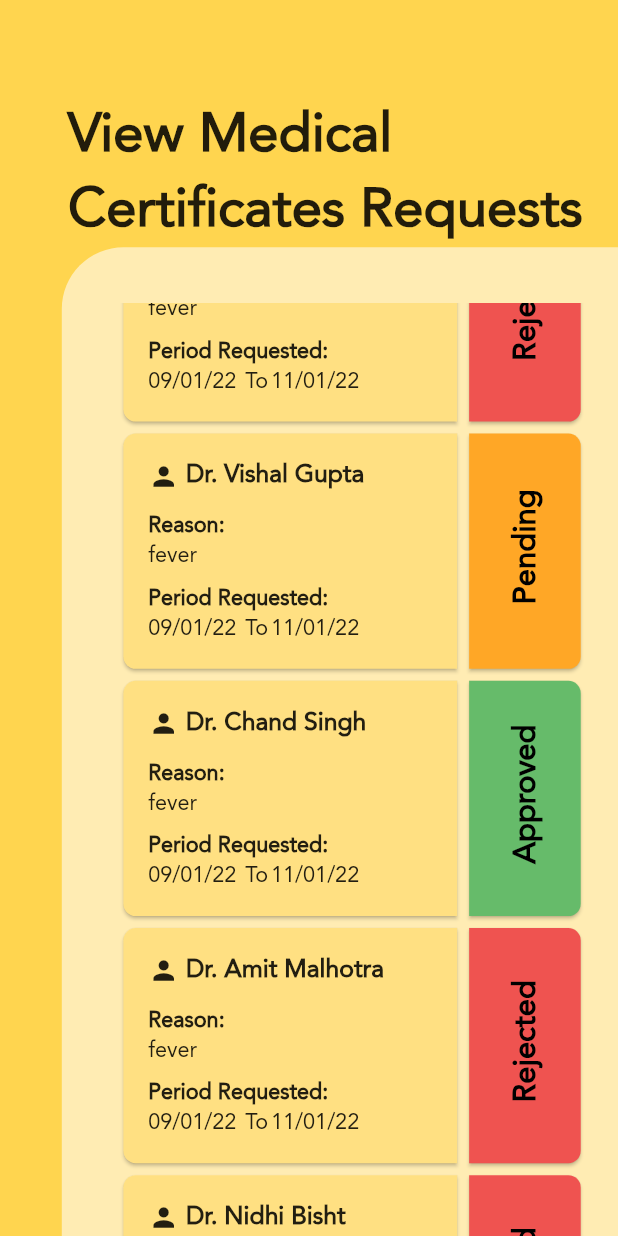
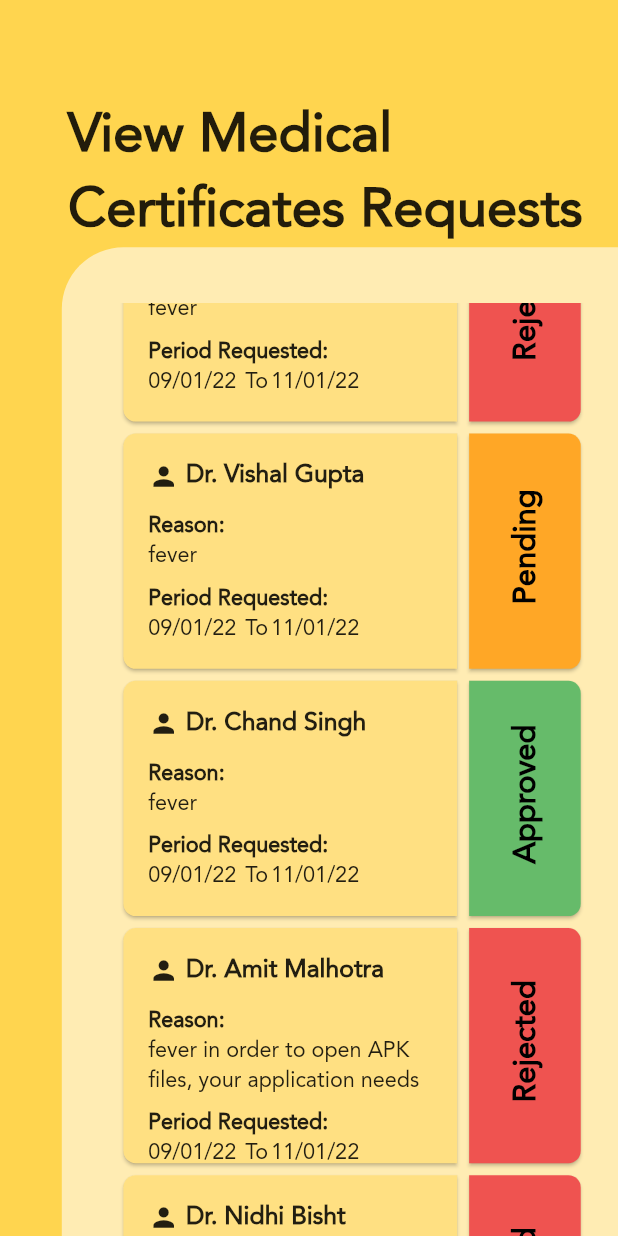
Before and after one commit to vishal-zx/LNM-Medical-Dispensary-Flutter, a Flutter app: the ViewMedCertReqs screen opened by its route, scrolled down 576 dp, on a phone screen of 412 x 824 dp. Run offline on Flutter 3.47's test engine with Material 2 defaults, Android fonts, the phone set to English and light mode, and no system bars; our stand-ins replace firebase_core, page_transition, shared_preferences; accounts and stored records are empty.

Commit message:
small change

```diff
--- a/lib/pages/patient/view_med_cert_reqs.dart
+++ b/lib/pages/patient/view_med_cert_reqs.dart
@@ -37,13 +37,13 @@ class _ViewMedCertReqsState extends State<ViewMedCertReqs> {
   final formKey = GlobalKey<FormState>();
 
   List<MedCertRequests> medCertsReqs = [
-      MedCertRequests('Vishal Gupta', DateTime.now(), DateTime.now().add(const Duration(days:2)), CertStatus.approved, 'fever fever fever fever fever fever', ''),
+      MedCertRequests('Vishal Gupta', DateTime.now(), DateTime.now().add(const Duration(days:2)), CertStatus.approved, 'fever fever fever fever fever fever in order to open APK files, your application needs', ''),
       MedCertRequests('Chand Singh', DateTime.now(), DateTime.now().add(const Duration(days:2)), CertStatus.pending, 'fever', ''),
       MedCertRequests('Amit Malhotra', DateTime.now(), DateTime.now().add(const Duration(days:2)), CertStatus.approved, 'fever', ''),
       MedCertRequests('Nidhi Bisht', DateTime.now(), DateTime.now().add(const Duration(days:2)), CertStatus.rejected, 'fever', ''),
       MedCertRequests('Vishal Gupta', DateTime.now(), DateTime.now().add(const Duration(days:2)), CertStatus.pending, 'fever', ''),
       MedCertRequests('Chand Singh', DateTime.now(), DateTime.now().add(const Duration(days:2)), CertStatus.approved, 'fever', ''),
-      MedCertRequests('Amit Malhotra', DateTime.now(), DateTime.now().add(const Duration(days:2)), CertStatus.rejected, 'fever', ''),
+      MedCertRequests('Amit Malhotra', DateTime.now(), DateTime.now().add(const Duration(days:2)), CertStatus.rejected, 'fever in order to open APK files, your application needs', ''),
       MedCertRequests('Nidhi Bisht', DateTime.now(), DateTime.now().add(const Duration(days:2)), CertStatus.rejected, 'fever', ''),
       MedCertRequests('Vishal Gupta', DateTime.now(), DateTime.now().add(const Duration(days:2)), CertStatus.pending, 'fever', ''),
       MedCertRequests('Chand Singh', DateTime.now(), DateTime.now().add(const Duration(days:2)), CertStatus.approved, 'fever', ''),
@@ -179,7 +179,7 @@ class _ViewMedCertReqsState extends State<ViewMedCertReqs> {
                                                                   Text(
                                                                     medCertsReqs[index].reason,
                                                                     softWrap: true,
-                                                                    maxLines: 1,
+                                                                    maxLines: 2,
                                                                     overflow: TextOverflow.ellipsis,
                                                                     style:TextStyle(
                                                                       fontSize: mqw*0.035,
```
